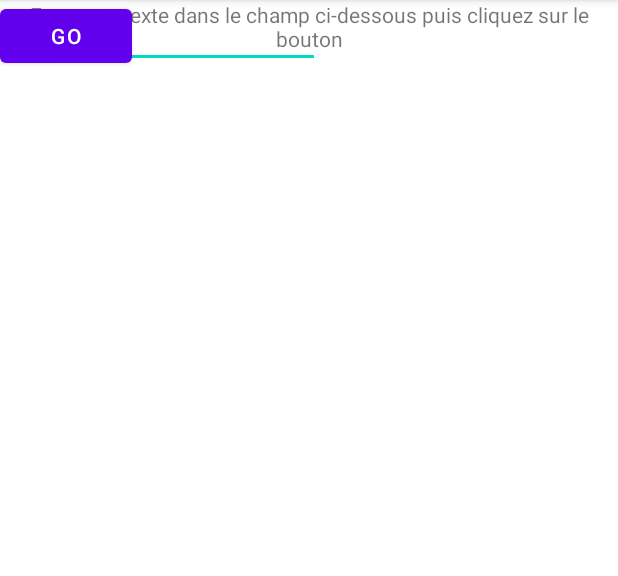
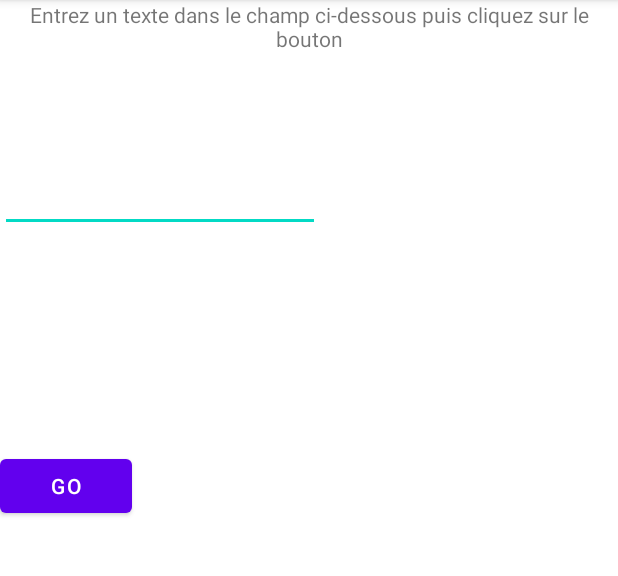
Before and after one commit to yvss34/DI5_Android_RANDOLPH_AKRAFI, an Android app: the screen it shows after launch (FenetreClass1), on a phone screen of 412 x 824 dp, the part 84-660 px from its top. Run offline under Robolectric (Android 15) with nearby library versions, the phone set to English and light mode, and no system bars.

Commit message:
axel randolph : partie 'Retour vers la Fenêtre 1'

```diff
--- a/tp2b/src/main/res/layout/activity_fenetre_class1.xml
+++ b/tp2b/src/main/res/layout/activity_fenetre_class1.xml
@@ -13,9 +13,9 @@
         android:gravity="center_horizontal"
         android:text="Entrez un texte dans le champ
 ci-dessous puis cliquez sur le bouton"
-        tools:layout_editor_absoluteX="0dp"
-        tools:layout_editor_absoluteY="70dp"
-        tools:ignore="MissingConstraints" />
+        tools:ignore="MissingConstraints"
+        tools:layout_editor_absoluteX="102dp"
+        tools:layout_editor_absoluteY="210dp" />
 
     <EditText
         android:id="@+id/editText1"
@@ -23,10 +23,11 @@ ci-dessous puis cliquez sur le bouton"
         android:layout_height="wrap_content"
         android:layout_below="@+id/textView1"
         android:layout_centerHorizontal="true"
+        android:layout_marginTop="74dp"
         android:ems="10"
-        tools:layout_editor_absoluteX="100dp"
-        tools:layout_editor_absoluteY="120dp"
-        tools:ignore="MissingConstraints" />
+        app:layout_constraintTop_toBottomOf="@+id/textView1"
+        tools:ignore="MissingConstraints"
+        tools:layout_editor_absoluteX="195dp" />
 
     <Button
         android:id="@+id/btecrire"
@@ -34,9 +35,10 @@ ci-dessous puis cliquez sur le bouton"
         android:layout_height="wrap_content"
         android:layout_below="@+id/editText1"
         android:layout_centerHorizontal="true"
+        android:layout_marginTop="145dp"
         android:text="GO"
-        tools:layout_editor_absoluteX="161dp"
-        tools:layout_editor_absoluteY="176dp"
-        tools:ignore="MissingConstraints" />
+        app:layout_constraintTop_toBottomOf="@+id/editText1"
+        tools:ignore="MissingConstraints"
+        tools:layout_editor_absoluteX="256dp" />
 
 </androidx.constraintlayout.widget.ConstraintLayout>
```
Also changed, not shown: tp2b/src/main/java/com/systemesmobiles/tp2b2/FenetreClass1.java (+16 -1 lines), tp2b/src/main/java/com/systemesmobiles/tp2b2/FenetreClass2.java (+16 -7 lines), tp2b/src/main/res/layout/activity_fenetre_class_2.xml (+8 -5 lines), 2 other files.
